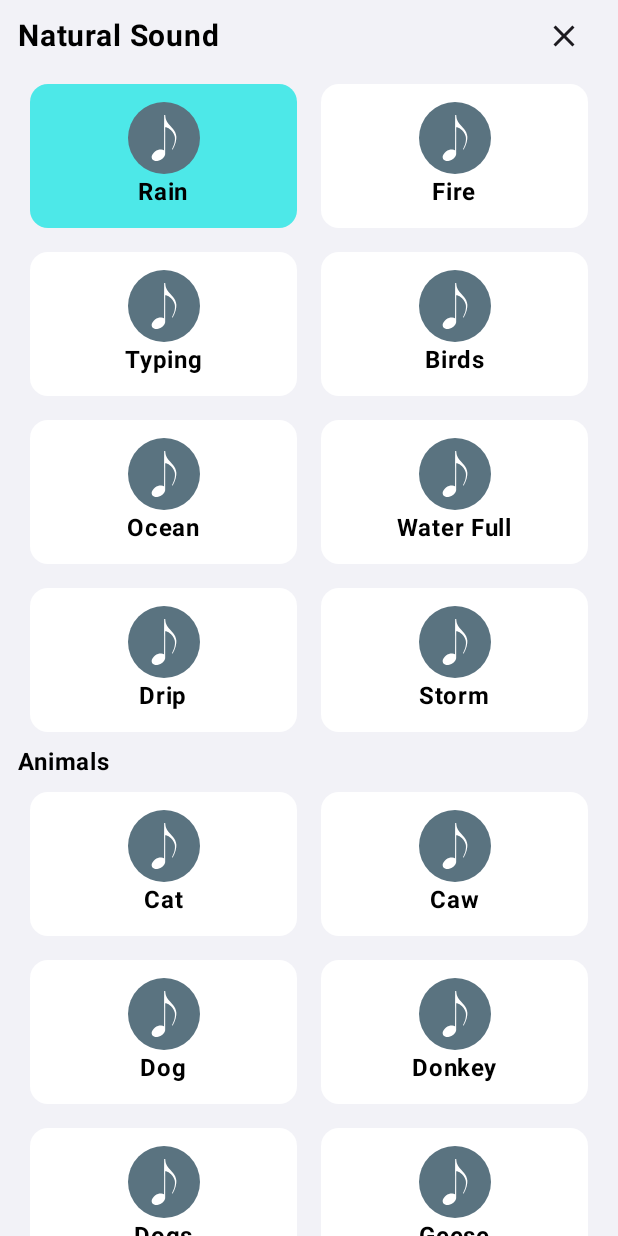
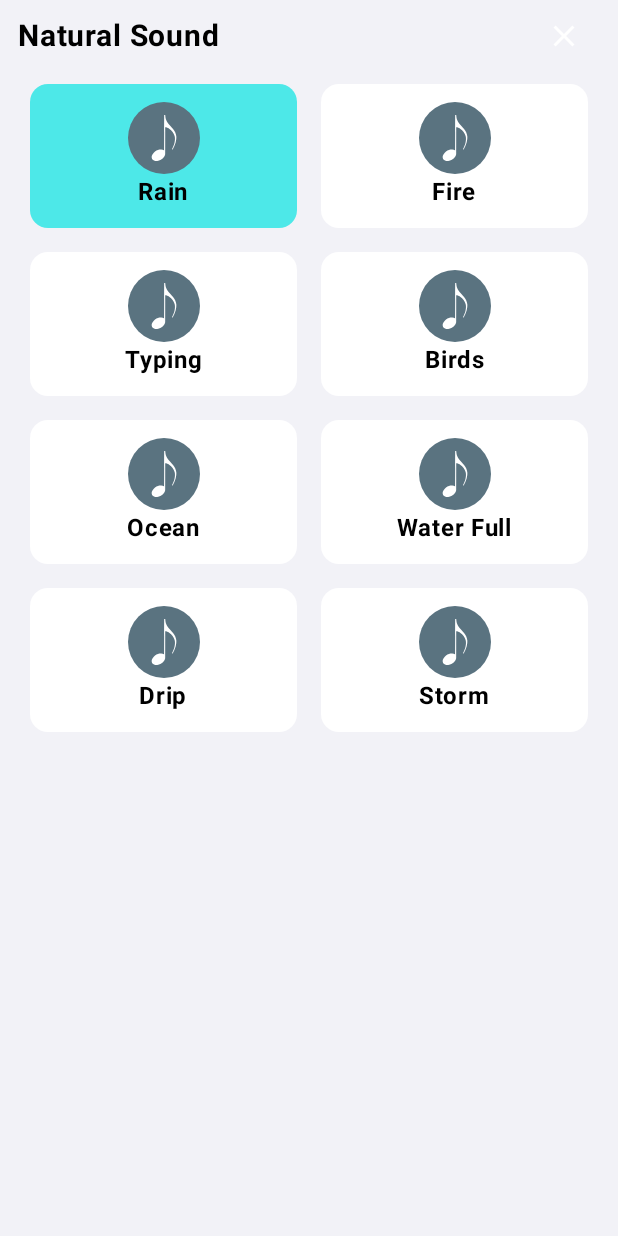
Before and after one commit to dilshodbekuz/NaturalSound, an Android app built with Jetpack Compose: the screen it shows after launch (MainActivity), after a tap on "Rain", on a phone screen of 412 x 824 dp. Run offline under Robolectric (Android 15) with nearby library versions, the phone set to English and light mode, and no system bars.

Commit message:
some change in UI

```diff
--- a/app/src/main/java/com/example/naturalsound/MainView.kt
+++ b/app/src/main/java/com/example/naturalsound/MainView.kt
@@ -27,6 +27,7 @@ import androidx.compose.ui.Alignment
 import androidx.compose.ui.Modifier
 import androidx.compose.ui.draw.clip
 import androidx.compose.ui.graphics.Color
+import androidx.compose.ui.platform.LocalContext
 import androidx.compose.ui.res.painterResource
 import androidx.compose.ui.text.font.FontWeight
 import androidx.compose.ui.unit.dp
@@ -40,6 +41,7 @@ import com.example.naturalsound.ui.theme.NaturalSoundTheme
 @Composable
 fun MainView(viewModel: MainViewModel) {
     val uiState by viewModel.uiState.collectAsState()
+    val context = LocalContext.current
     NaturalSoundTheme {
         Scaffold(
             modifier = Modifier
@@ -63,23 +65,12 @@ fun MainView(viewModel: MainViewModel) {
                             onClick = {
                                 if (uiState.selectList.contains(item)) {
                                     viewModel.stopSound(item)
-                                } else viewModel.playSound(item)
+                                } else viewModel.playSound(context,item)
                             },
                         )
                         Spacer(modifier = Modifier.height(8.dp))
                     }
-                    if (viewModel.sounds.size % 2 != 0) item { }
-                    item { Text16spBold("Animals") }
-                    item {}
-                    items(viewModel.animalsSound) { item ->
-                        SoundItem(
-                            value = item.value,
-                            isPlayer = false,
-                            onClick = { viewModel.playSound(item) },
-                        )
-                        Spacer(modifier = Modifier.height(8.dp))
-                    }
-                }
+                 }
             }
         )
     }
--- a/app/src/main/java/com/example/naturalsound/MainViewModel.kt
+++ b/app/src/main/java/com/example/naturalsound/MainViewModel.kt
@@ -2,9 +2,11 @@ package com.example.naturalsound
 
 import android.annotation.SuppressLint
 import android.app.Application
+import android.content.Context
 import android.media.MediaPlayer
 import android.media.SoundPool
 import androidx.lifecycle.AndroidViewModel
+import androidx.lifecycle.ViewModel
 import com.example.naturalsound.sound_play.Player
 import com.example.naturalsound.sound_play.PlayerImpl
 import kotlinx.coroutines.flow.MutableStateFlow
@@ -12,19 +14,13 @@ import kotlinx.coroutines.flow.asStateFlow
 import kotlinx.coroutines.flow.update
 
 
-class MainViewModel(application: Application) : AndroidViewModel(application) {
+class MainViewModel : ViewModel() {
 
     private val player: Player by lazy { PlayerImpl() }
-
-    @SuppressLint("StaticFieldLeak")
-    private val context = application.applicationContext
 
     private val _uiState = MutableStateFlow(UiState())
     val uiState = _uiState.asStateFlow()
     private var mediaPlayerList = HashMap<Int, MediaPlayer>()
-    val selectList = mutableListOf<SoundState?>()
-
-
 
     val sounds = listOf(
         SoundState(1, "Rain", R.raw.rain),
@@ -36,21 +32,9 @@ class MainViewModel(application: Application) : AndroidViewModel(application) {
         SoundState(7, "Drip", R.raw.drip),
         SoundState(8, "Storm", R.raw.storm)
     )
-    val animalsSound = listOf(
-        SoundState(100, "Cat", R.raw.cat),
-        SoundState(100, "Caw", R.raw.caw),
-        SoundState(100, "Dog", R.raw.dog),
-        SoundState(100, "Donkey", R.raw.donkey),
-        SoundState(100, "Dogs", R.raw.dogs),
-        SoundState(100, "Geese", R.raw.geese),
-        SoundState(100, "Horse", R.raw.horse),
-        SoundState(100, "Lion", R.raw.lion),
-        SoundState(100, "Rooster", R.raw.rooster),
-        SoundState(100, "Run horse", R.raw.run_horse),
-        SoundState(100, "Wolf", R.raw.wolf),
-    )
 
-    fun playSound(item: SoundState?) {
+    fun playSound(context: Context, item: SoundState?) {
+        val selectList = mutableListOf<SoundState?>()
         selectList.addAll(uiState.value.selectList)
         selectList.add(item)
         _uiState.update { it.copy(selectList = selectList) }
@@ -63,6 +47,7 @@ class MainViewModel(application: Application) : AndroidViewModel(application) {
     }
 
     fun stopSound(item: SoundState?) {
+        val selectList = mutableListOf<SoundState?>()
         selectList.addAll(uiState.value.selectList)
         selectList.remove(item)
         _uiState.update { it.copy(selectList = selectList) }
--- a/app/src/main/java/com/example/naturalsound/composable/TopBar.kt
+++ b/app/src/main/java/com/example/naturalsound/composable/TopBar.kt
@@ -12,10 +12,12 @@ import androidx.compose.material3.Text
 import androidx.compose.runtime.Composable
 import androidx.compose.ui.Alignment
 import androidx.compose.ui.Modifier
+import androidx.compose.ui.graphics.Color
 import androidx.compose.ui.text.font.FontWeight
 import androidx.compose.ui.unit.dp
 import androidx.compose.ui.unit.sp
 import com.example.naturalsound.ui.theme.AppColors
+import com.example.naturalsound.ui.theme.NaturalSoundColors
 
 @Composable
 fun TopBar(onClick: () -> Unit) {
@@ -34,7 +36,9 @@ fun TopBar(onClick: () -> Unit) {
         Spacer(modifier = Modifier.weight(1f))
         IconButton(onClick = onClick) {
             Icon(
-                imageVector = Icons.Default.Close, contentDescription = null
+                imageVector = Icons.Default.Close,
+                contentDescription = null,
+                tint = Color.White
             )
         }
     }
```
